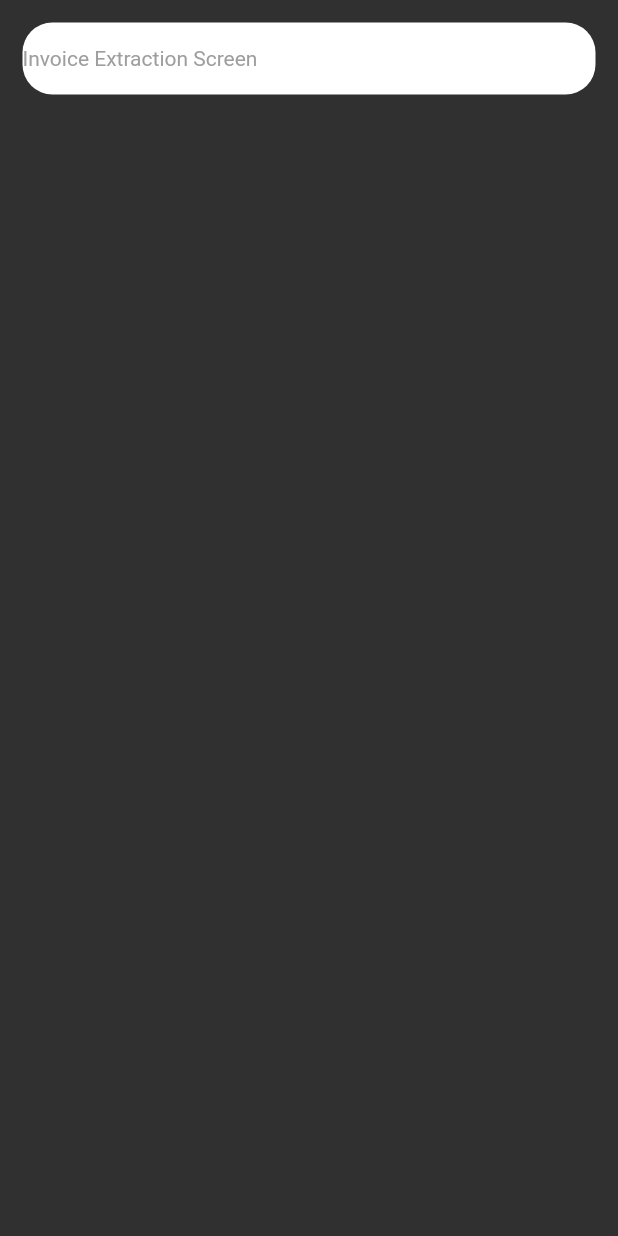
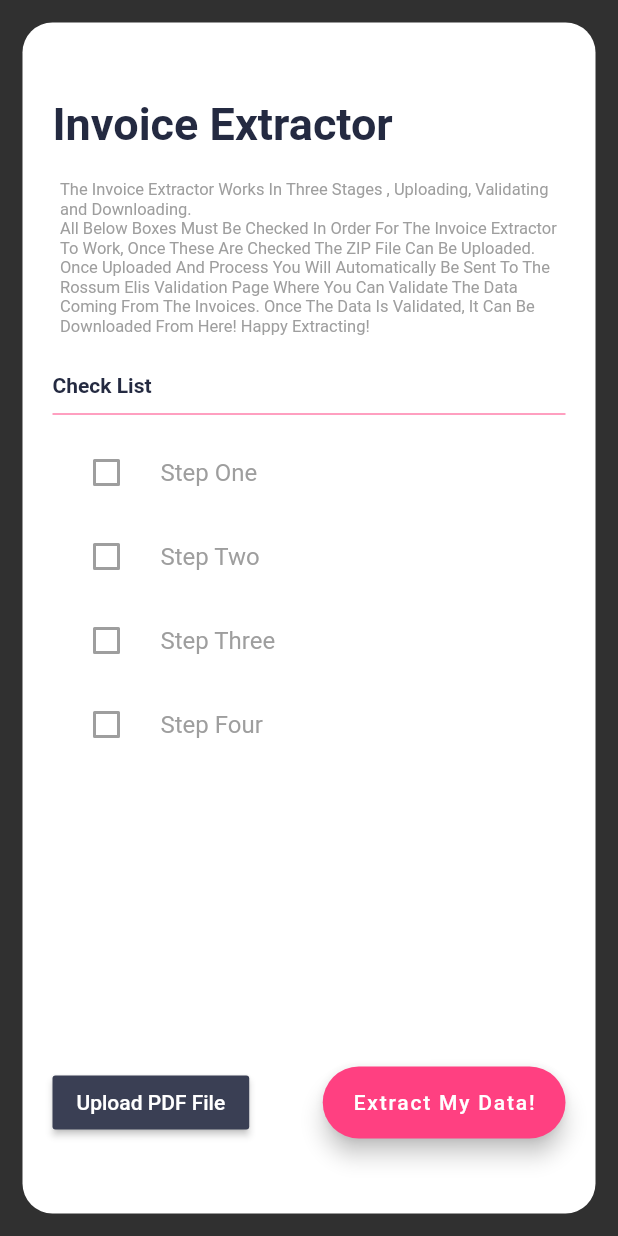
Before and after one commit to peterfarrell12/Peter_Farrell_Final_Year_Project, a Flutter app: the InvoiceExtractionScreen widget shown alone on an empty page, opened directly, on a phone screen of 412 x 824 dp. Run offline on Flutter 3.47's test engine with Material 2 defaults, Android fonts, the phone set to English and light mode, and no system bars; our stand-ins replace circular_check_box, file_picker, flutter_form_builder; missing offline and left inert: mobile_sidebar.

Commit message:
Third Commit - Page Builder Working

```diff
--- /dev/null
+++ b/spend_analytics_project_fe/lib/Models/check.dart
@@ -0,0 +1,13 @@
+import 'package:flutter/material.dart';
+
+class Check {
+  final String title;
+  final String description;
+  bool checked = false;
+
+
+  Check({
+    @required this.description,
+    @required this.title,
+});
+}
--- a/spend_analytics_project_fe/lib/Screens/invoice_extraction_screen.dart
+++ b/spend_analytics_project_fe/lib/Screens/invoice_extraction_screen.dart
@@ -2,24 +2,122 @@ import 'package:flutter/material.dart';
 import 'package:intl/intl.dart';
 import '../Screens/project_home_screen.dart';
 import '../Models/project.dart';
+import 'package:circular_check_box/circular_check_box.dart';
+import '../Models/check.dart';
+import '../Widgets/check_list.dart';
+import 'package:file_picker/file_picker.dart';
+import 'package:flutter/services.dart';
+import 'package:path_provider/path_provider.dart';
+import '../Widgets/page_builder.dart';
 
-class InvoiceExtractionScreen extends StatelessWidget {
+
+class InvoiceExtractionScreen extends StatefulWidget {
+
+  @override
+  _InvoiceExtractionScreenState createState() => _InvoiceExtractionScreenState();
+}
+
+class _InvoiceExtractionScreenState extends State<InvoiceExtractionScreen> {
+    List<Check> _invoiceChecks = [
+    Check(title: "Step One", description: "How To Do Step 1"),
+    Check(title: "Step Two", description: "How To Do Step 2"),
+    Check(title: "Step Three", description: "How To Do Step 3"),
+    Check(title: "Step Four", description: "How To Do Step 4"),
+  ];
+  String title = "Invoice Extractor";
+  String description = "The Invoice Extractor Works In Three Stages , Uploading, Validating and Downloading. \nAll Below Boxes Must Be Checked In Order For The Invoice Extractor To Work, Once These Are Checked The ZIP File Can Be Uploaded. Once Uploaded And Process You Will Automatically Be Sent To The Rossum Elis Validation Page Where You Can Validate The Data Coming From The Invoices. Once The Data Is Validated, It Can Be Downloaded From Here! Happy Extracting!";
+  Color color = Colors.pinkAccent;
+
+      void _updateCheck(bool value){
+      setState(() {
+              value = true;
+            });
+    }
 
 
 
   @override
   Widget build(BuildContext context) {
-    return Container(
-      margin: EdgeInsets.all(15),
-      decoration: BoxDecoration(
-          borderRadius: BorderRadius.all(Radius.circular(20)),
-          color: Colors.white),
-          child: Row(
-        children: <Widget>[
-          Text("Invoice Extraction Screen", style: TextStyle(color: Colors.grey),),
-          IconButton(icon: Icon(Icons.arrow_back),)
-        ],
-      ),
-    );
+     return PageBuilder(title: title, description: description, invoiceChecks: _invoiceChecks, color: color, updateCheck: _updateCheck,);
+    //Container(
+    //   margin: EdgeInsets.all(15),
+    //   decoration: BoxDecoration(
+    //       borderRadius: BorderRadius.all(Radius.circular(20)),
+    //       color: Colors.white),
+    //   child: Row(
+    //     children: <Widget>[
+    //       Expanded(
+    //         child: Container(
+    //           margin: EdgeInsets.symmetric(vertical: 50, horizontal: 20),
+    //           //color: Colors.white,
+    //           child: Column(
+    //             crossAxisAlignment: CrossAxisAlignment.start,
+    //             children: <Widget>[
+    //               Row(
+    //                 mainAxisAlignment: MainAxisAlignment.spaceBetween,
+    //                 children: <Widget>[
+    //                   Text("Invoice Extractor",
+    //                       style: TextStyle(
+    //                           color: Color(0xff242A41),
+    //                           fontWeight: FontWeight.bold,
+    //                           fontSize: 30)),
+    //                 ],
+    //               ),
+    //               SizedBox(
+    //                 height: 15,
+    //               ),
+    //               Container(
+    //                 padding: EdgeInsets.all(5),
+    //                 width: double.infinity,
+    //                 //height: MediaQuery.of(context).size.height * 0.15,
+    //                 decoration: BoxDecoration(
+    //                   borderRadius: BorderRadius.all(Radius.circular(15)),
+    //                 ),
+    //                 //color: Color(0xff3A3F54)),
+    //                 child: Text(
+    //                   "The Invoice Extractor Works In Three Stages , Uploading, Validating and Downloading. \nAll Below Boxes Must Be Checked In Order For The Invoice Extractor To Work, Once These Are Checked The ZIP File Can Be Uploaded. Once Uploaded And Process You Will Automatically Be Sent To The Rossum Elis Validation Page Where You Can Validate The Data Coming From The Invoices. Once The Data Is Validated, It Can Be Downloaded From Here! Happy Extracting!",
+    //                   style: TextStyle(
+    //                     color: Colors.grey,
+    //                     fontSize: 11,
+    //                   ),
+    //                 ),
+    //               ),
+    //               SizedBox(
+    //                 height: 20,
+    //               ),
+    //               Text(
+    //                 "Check List",
+    //                 style: TextStyle(color: Color(0xff242A41), fontWeight: FontWeight.bold),
+    //               ),
+    //               Padding(
+    //                 padding: const EdgeInsets.symmetric(vertical: 10),
+    //                 child: Divider(
+    //                   height: 2,
+    //                   color: Colors.pinkAccent,
+    //                 ),
+    //               ),
+    //               CheckList(_invoiceChecks,),
+    //               SizedBox(height: 20),
+    //               Row(
+    //                 mainAxisAlignment: MainAxisAlignment.spaceBetween,
+    //                 children: <Widget>[
+    //                   RaisedButton(
+    //                     child: Text("Upload PDF File"),
+    //                     color: Color(0xff3A3F54),
+    //                     onPressed: (){},
+    //                   ),
+    //                   FloatingActionButton.extended(
+    //                     label: Text("Extract My Data!", style: TextStyle(color: Colors.white),),
+    //                     backgroundColor: Colors.pinkAccent,
+    //                   )
+    //                 ],
+    //               )
+    //             ]
+    //           ),
+    //         ),
+    //       ),
+    //     ],
+    //   ),
+    // );
   }
 }
--- a/spend_analytics_project_fe/lib/Screens/project_home_screen.dart
+++ b/spend_analytics_project_fe/lib/Screens/project_home_screen.dart
@@ -9,15 +9,6 @@ class ProjectHome extends StatefulWidget {
 }
 
 class _ProjectHomeState extends State<ProjectHome> {
-   void onAddButtonTapped(int index) {
-
-  // use this to animate to the page
-  pageController.animateToPage(index);
-
-  // or this to jump to it without animating
-  pageController.jumpToPage(index);
-}
-
 
 
 
@@ -155,7 +146,7 @@ class _ProjectHomeState extends State<ProjectHome> {
                             ),
                             GestureDetector(
                               onTap: (){
-                                pageController.jumpTo(2);
+                                pageController.jumpToPage(2);
                               },
                                                           child: Card(
                                 shape: RoundedRectangleBorder(
--- a/spend_analytics_project_fe/lib/Screens/spend_classification_screen.dart
+++ b/spend_analytics_project_fe/lib/Screens/spend_classification_screen.dart
@@ -1,20 +1,36 @@
 import 'package:flutter/material.dart';
-import 'package:intl/intl.dart';
-import '../Models/project.dart';
-import '../Screens/project_home_screen.dart';
+import '../Models/check.dart';
+import '../Widgets/page_builder.dart';
 
-class SpendClassificationScreen extends StatelessWidget {
+
+
+class SpendClassificationScreen extends StatefulWidget {
 
 
   SpendClassificationScreen();
 
   @override
+  _SpendClassificationScreenState createState() => _SpendClassificationScreenState();
+}
+
+class _SpendClassificationScreenState extends State<SpendClassificationScreen> {
+      List<Check> _invoiceChecks = [
+    Check(title: "Step One", description: "How To Do Step 1"),
+    Check(title: "Step Two", description: "How To Do Step 2"),
+    Check(title: "Step Three", description: "How To Do Step 3"),
+    Check(title: "Step Four", description: "How To Do Step 4"),
+  ];
+  String title = "Spend Classification";
+  String description = "This is The Spend Classifier Description";
+  Color color = Colors.blueAccent;
+
+      void _updateCheck(bool value){
+      setState(() {
+              value = true;
+            });
+    }
+  @override
   Widget build(BuildContext context) {
-    return Container(color: Colors.blueAccent, child: Row(
-      children: <Widget>[
-        Text("Spend Classification Screen"),
-        IconButton(icon: Icon(Icons.arrow_back),)
-      ],
-    ),);
+    return PageBuilder(title: title, description: description, invoiceChecks: _invoiceChecks, color: color, updateCheck: _updateCheck,);
   }
 }
--- /dev/null
+++ b/spend_analytics_project_fe/lib/Widgets/check_list.dart
@@ -0,0 +1,47 @@
+import 'package:flutter/material.dart';
+import 'package:intl/intl.dart';
+import '../Models/project.dart';
+import '../Screens/project_home_screen.dart';
+import '../Models/check.dart';
+import 'package:circular_check_box/circular_check_box.dart';
+
+class CheckList extends StatefulWidget {
+  final List<Check> checks;
+
+  CheckList(this.checks);
+
+  @override
+  _CheckListState createState() => _CheckListState();
+}
+
+class _CheckListState extends State<CheckList> {
+  @override
+  Widget build(BuildContext context) {
+    return Expanded(
+      child: Container(
+        color: Colors.white,
+        child: ListView.builder(
+            itemCount: widget.checks.length,
+            itemBuilder: (ctx, index) {
+              return Container(
+                child: CheckboxListTile(
+                  controlAffinity: ListTileControlAffinity.leading,
+                  activeColor: Colors.white,
+                  checkColor: Colors.pinkAccent,
+                  value: widget.checks[index].checked,
+                  title: Text(
+                    widget.checks[index].title,
+                    style: TextStyle(color: Colors.grey),
+                  ),
+                  onChanged: (bool x) {
+                    setState(() {
+                                    widget.checks[index].checked  = !widget.checks[index].checked;
+                                        });
+                  },
+                ),
+              );
+            }),
+      ),
+    );
+  }
+}
--- /dev/null
+++ b/spend_analytics_project_fe/lib/Widgets/page_builder.dart
@@ -0,0 +1,119 @@
+import 'package:flutter/material.dart';
+import 'package:intl/intl.dart';
+import '../Screens/project_home_screen.dart';
+import '../Models/project.dart';
+import 'package:circular_check_box/circular_check_box.dart';
+import '../Models/check.dart';
+import '../Widgets/check_list.dart';
+import 'package:file_picker/file_picker.dart';
+import 'package:flutter/services.dart';
+import 'package:path_provider/path_provider.dart';
+
+
+class PageBuilder extends StatefulWidget {
+
+  final Function updateCheck;
+  final List<Check> invoiceChecks;
+  final String title;
+  final String description;
+  final Color color;
+
+  PageBuilder({this.description,this.title,this.invoiceChecks,this.updateCheck,this.color});
+
+
+  @override
+  _PageBuilderState createState() => _PageBuilderState();
+}
+
+class _PageBuilderState extends State<PageBuilder> {
+
+  @override
+  Widget build(BuildContext context) {
+    return Container(
+      margin: EdgeInsets.all(15),
+      decoration: BoxDecoration(
+          borderRadius: BorderRadius.all(Radius.circular(20)),
+          color: Colors.white),
+      child: Row(
+        children: <Widget>[
+          Expanded(
+            child: Container(
+              margin: EdgeInsets.symmetric(vertical: 50, horizontal: 20),
+              //color: Colors.white,
+              child: Column(
+                crossAxisAlignment: CrossAxisAlignment.start,
+                children: <Widget>[
+                  Row(
+                    mainAxisAlignment: MainAxisAlignment.spaceBetween,
+                    children: <Widget>[
+                      Text(widget.title,
+                          style: TextStyle(
+                              color: Color(0xff242A41),
+                              fontWeight: FontWeight.bold,
+                              fontSize: 30)),
+                    ],
+                  ),
+                  SizedBox(
+                    height: 15,
+                  ),
+                  Container(
+                    padding: EdgeInsets.all(5),
+                    width: double.infinity,
+                    //height: MediaQuery.of(context).size.height * 0.15,
+                    decoration: BoxDecoration(
+                      borderRadius: BorderRadius.all(Radius.circular(15)),
+                    ),
+                    //color: Color(0xff3A3F54)),
+                    child: Text(
+                      widget.description,
+                      style: TextStyle(
+                        color: Colors.grey,
+                        fontSize: 11,
+                      ),
+                    ),
+                  ),
+                  SizedBox(
+                    height: 20,
+                  ),
+                  Text(
+                    "Check List",
+                    style: TextStyle(color: Color(0xff242A41), fontWeight: FontWeight.bold),
+                  ),
+                  Padding(
+                    padding: const EdgeInsets.symmetric(vertical: 10),
+                    child: Divider(
+                      height: 2,
+                      color: widget.color,
+                    ),
+                  ),
+                  CheckList(widget.invoiceChecks,),
+                  SizedBox(height: 20),
+                  Row(
+                    mainAxisAlignment: MainAxisAlignment.spaceBetween,
+                    children: <Widget>[
+                      RaisedButton(
+                        child: Text("Upload PDF File"),
+                        color: Color(0xff3A3F54),
+                        onPressed: (){},
+                      ),
+                      FloatingActionButton.extended(
+                        label: Text("Extract My Data!", style: TextStyle(color: Colors.white),),
+                        backgroundColor: widget.color,
+                      )
+                    ],
+                  )
+                ]
+              ),
+            ),
+          ),
+        ],
+      ),
+    );
+
+
+
+
+
+
+  }
+}
--- a/spend_analytics_project_fe/lib/main.dart
+++ b/spend_analytics_project_fe/lib/main.dart
@@ -24,6 +24,7 @@ class MyApp extends StatelessWidget {
       title: 'Flutter Demo',
       theme: ThemeData(
         brightness: Brightness.dark,
+        unselectedWidgetColor: Colors.grey,
         // See https://github.com/flutter/flutter/wiki/Desktop-shells#fonts
         fontFamily: 'Roboto',
       ),
--- a/spend_analytics_project_fe/pubspec.yaml
+++ b/spend_analytics_project_fe/pubspec.yaml
@@ -27,6 +27,11 @@ dependencies:
   flutter_form_builder: ^3.5.4
   intl: ^0.16.0
   html: ^0.14.0+2
+  circular_check_box: ^1.0.1
+  file_picker: ^1.4.2
+  path: 1.6.2
+  path_provider: 0.5.0+1
+  flutter_file_manager: ^0.2.0
 
 dev_dependencies:
   flutter_test:
```
Also changed, not shown: spend_analytics_project_fe/pubspec.lock, 1 other file.
